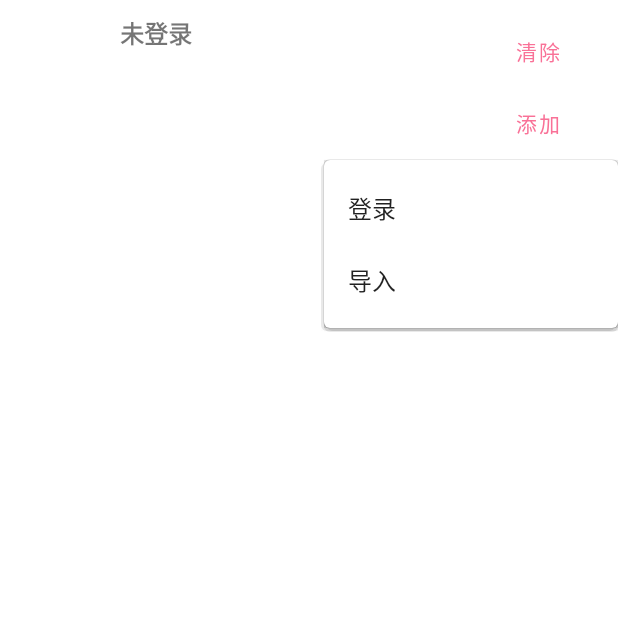
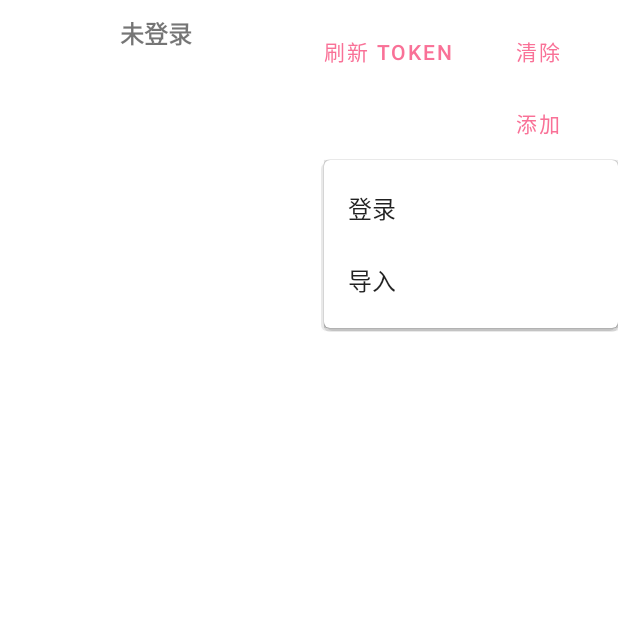
Before and after one commit to duzhaokun123/BilibiliHD2, an Android app: the fragment UsersFragment shown on its own in the app's theme, after a tap on "添加", on a phone screen of 412 x 824 dp, the top half of it. Run offline under Robolectric (Android 15) with nearby library versions, the phone set to English and light mode, and no system bars; our stand-ins replace data binding; libraries missing offline, so code that uses them is left out: com.github.salomonbrys.kotson, com.jakewharton.retrofit2; pictures from the network do not load; 1 statement that could not run was skipped.

Commit message:
刷新 token

```diff
--- a/app/build.gradle.kts
+++ b/app/build.gradle.kts
@@ -5,6 +5,7 @@ plugins {
     id("com.android.application")
     kotlin("android")
     kotlin("kapt")
+    id("kotlin-android")
 }
 
 android {
--- a/app/src/main/AndroidManifest.xml
+++ b/app/src/main/AndroidManifest.xml
@@ -14,6 +14,7 @@
         android:supportsRtl="false"
         android:theme="@style/Theme.BilibiliHD2.Base"
         tools:targetApi="n">
+        <activity android:name=".ui.TestActivity"></activity>
         <activity android:name=".ui.main.MainActivity">
             <intent-filter>
                 <action android:name="android.intent.action.MAIN" />
@@ -21,7 +22,6 @@
                 <category android:name="android.intent.category.LAUNCHER" />
             </intent-filter>
         </activity>
-
         <activity android:name=".ui.settings.SettingsActivity" />
         <activity android:name=".ui.login.LoginActivity" />
         <activity
@@ -80,6 +80,7 @@
             tools:targetApi="n" />
         <activity android:name=".ui.scape.UserScapeActivity" />
         <activity android:name=".ui.search.SearchActivity" />
+
         <provider
             android:name="androidx.core.content.FileProvider"
             android:authorities="com.duzhaokun123.bilibilihd2.fileprovider"
@@ -89,6 +90,7 @@
                 android:name="android.support.FILE_PROVIDER_PATHS"
                 android:resource="@xml/paths_share_img" />
         </provider>
+
         <activity android:name=".ui.BigImageViewActivity" />
     </application>
 
--- a/app/src/main/java/com/duzhaokun123/bilibilihd2/Application.kt
+++ b/app/src/main/java/com/duzhaokun123/bilibilihd2/Application.kt
@@ -37,6 +37,7 @@ class Application : android.app.Application() {
         UsersMap.reload()
         reinitBilibiliClient()
         reinitUiMod()
+
     }
 
     fun reinitBilibiliClient(
--- a/app/src/main/res/layout/fragment_users.xml
+++ b/app/src/main/res/layout/fragment_users.xml
@@ -75,5 +75,16 @@
             app:layout_constraintTop_toBottomOf="@+id/btn_add"
             tools:listitem="@layout/item_user_card" />
 
+        <Button
+            android:layout_marginEnd="5dp"
+            android:id="@+id/btn_refresh"
+            style="@style/Widget.MaterialComponents.Button.TextButton"
+            android:layout_width="wrap_content"
+            android:layout_height="wrap_content"
+            android:text="@string/refresh_token"
+            android:textColor="@color/biliPink"
+            app:layout_constraintEnd_toStartOf="@+id/btn_clear"
+            app:layout_constraintTop_toTopOf="@+id/btn_clear" />
+
     </androidx.constraintlayout.widget.ConstraintLayout>
 </layout>
--- a/app/src/main/res/menu/nav_main.xml
+++ b/app/src/main/res/menu/nav_main.xml
@@ -28,6 +28,11 @@
             android:checked="false"
             android:icon="@drawable/ic_settings"
             android:title="@string/settings" />
+        <item
+            android:id="@+id/item_test"
+            android:checked="false"
+            android:icon="@mipmap/ic_launcher"
+            android:title="test" />
 
     </group>
 </menu>
--- a/app/src/main/res/values/strings.xml
+++ b/app/src/main/res/values/strings.xml
@@ -46,4 +46,5 @@
     <string name="dislike">踩</string>
     <string name="coins">硬币</string>
     <string name="favorite">收藏</string>
+    <string name="refresh_token">刷新 token</string>
 </resources>
--- a/bilibili-api/src/main/kotlin/com/hiczp/bilibili/api/passport/PassportAPI.kt
+++ b/bilibili-api/src/main/kotlin/com/hiczp/bilibili/api/passport/PassportAPI.kt
@@ -75,4 +75,12 @@ interface PassportAPI {
             @QueryMap cookieMap: Map<String, String> = Collections.emptyMap(),
             @Query("access_token") accessToken: String
     ): Deferred<OAuth2Info>
+
+    @POST("/x/passport-login/oauth2/refresh_token")
+    @FormUrlEncoded
+    fun refreshToken(
+        @Field("access_token") accessToken: String,
+        @Field("refresh_token") refreshToken: String,
+        @FieldMap cookieMap: Map<String, String>
+    ): Deferred<LoginResponse>
 }
--- a/bilibili-api/src/main/kotlin/com/hiczp/bilibili/api/passport/model/LoginResponse.kt
+++ b/bilibili-api/src/main/kotlin/com/hiczp/bilibili/api/passport/model/LoginResponse.kt
@@ -72,4 +72,5 @@ data class LoginResponse(
     val dedeUserIDCkMd5 get() = getCookie(Cookie.DEDE_USER_ID_CKMD5)
     val sessdata get() = getCookie(Cookie.SESSDATA)
     val biliJct get() = getCookie(Cookie.BILI_JCT)
+    val sid get() = getCookie(Cookie.SID)
 }
--- a/bilibili-api/src/main/kotlin/com/hiczp/bilibili/api/retrofit/HttpConstant.kt
+++ b/bilibili-api/src/main/kotlin/com/hiczp/bilibili/api/retrofit/HttpConstant.kt
@@ -62,6 +62,7 @@ object Cookie {
     const val DEDE_USER_ID_CKMD5 = "DedeUserID__ckMd5"
     const val SESSDATA = "SESSDATA"
     const val BILI_JCT = "bili_jct"
+    const val SID = "sid"
 }
 
 internal object Charsets {
```
Also changed, not shown: app/src/main/java/com/duzhaokun123/bilibilihd2/ui/TestActivity.kt (added, +16 -0 lines), app/src/main/java/com/duzhaokun123/bilibilihd2/ui/main/MainActivity.kt (+15 -6 lines), app/src/main/java/com/duzhaokun123/bilibilihd2/ui/settings/UsersFragment.kt (+15 -0 lines), app/src/main/res/layout/activity_test.xml (added, +15 -0 lines), bilibili-api/src/main/kotlin/com/hiczp/bilibili/api/BilibiliClient.kt (+30 -5 lines).
